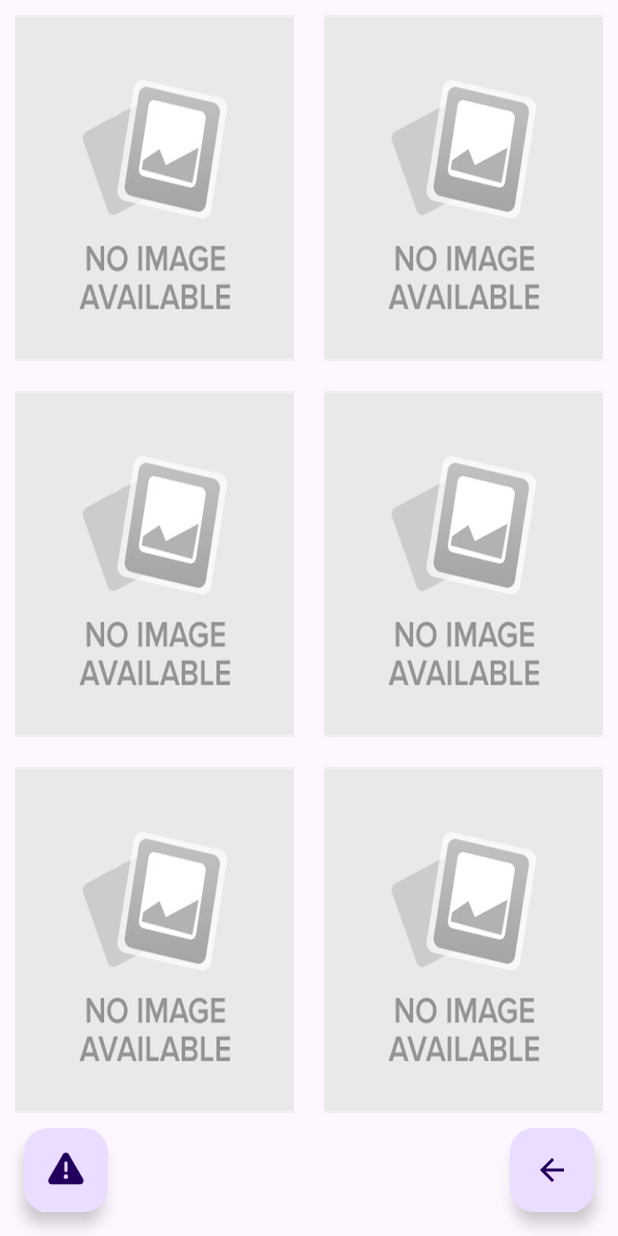
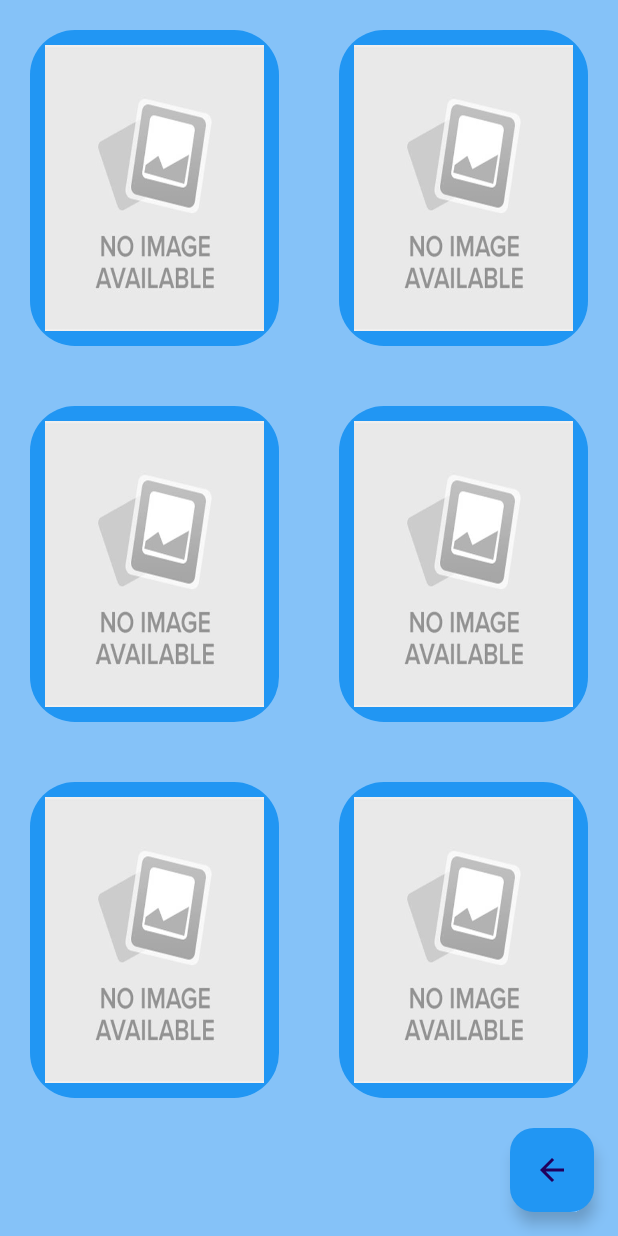
Before and after one commit to juanfranciscocis/Nasa_Web_Scrapping_Android_App, an Android app: the screen it shows after launch (MainActivity), on a phone screen of 412 x 824 dp. Run offline under Robolectric (Android 15) with nearby library versions, the phone set to English and light mode, and no system bars.

Commit message:
SOLO FALTA RANDOM

```diff
--- /dev/null
+++ b/app/src/main/res/drawable/rounded_corners.xml
@@ -0,0 +1,5 @@
+<shape xmlns:android="http://schemas.android.com/apk/res/android"
+    android:shape="rectangle">
+    <corners android:radius="30dp" />
+    <solid android:color="@color/colorPrimary" />
+</shape>
--- a/app/src/main/res/layout/activity_main.xml
+++ b/app/src/main/res/layout/activity_main.xml
@@ -2,6 +2,7 @@
     xmlns:tools="http://schemas.android.com/tools"
     android:layout_width="match_parent"
     android:layout_height="match_parent"
+    android:background="@color/colorSecondary"
     xmlns:app="http://schemas.android.com/apk/res-auto">
 
     <GridLayout
@@ -25,8 +26,11 @@
             android:layout_rowWeight="1"
             android:layout_columnWeight="1"
             android:padding="10dp"
+            android:layout_margin="20dp"
             android:scaleType="fitXY"
-            android:src="@drawable/ic_launcher_background" />
+            android:background="@drawable/rounded_corners"
+            android:src="@drawable/ic_launcher_background"
+            />
 
         <ImageView
             android:id="@+id/imageView2"
@@ -35,7 +39,9 @@
             android:layout_rowWeight="1"
             android:layout_columnWeight="1"
             android:padding="10dp"
+            android:layout_margin="20dp"
             android:scaleType="fitXY"
+            android:background="@drawable/rounded_corners"
             android:src="@drawable/ic_launcher_background" />
 
         <ImageView
@@ -45,7 +51,9 @@
             android:layout_rowWeight="1"
             android:layout_columnWeight="1"
             android:padding="10dp"
+            android:layout_margin="20dp"
             android:scaleType="fitXY"
+            android:background="@drawable/rounded_corners"
             android:src="@drawable/ic_launcher_background" />
 
         <ImageView
@@ -55,7 +63,9 @@
             android:layout_rowWeight="1"
             android:layout_columnWeight="1"
             android:padding="10dp"
+            android:layout_margin="20dp"
             android:scaleType="fitXY"
+            android:background="@drawable/rounded_corners"
             android:src="@drawable/ic_launcher_background" />
 
         <ImageView
@@ -65,7 +75,9 @@
             android:layout_rowWeight="1"
             android:layout_columnWeight="1"
             android:padding="10dp"
+            android:layout_margin="20dp"
             android:scaleType="fitXY"
+            android:background="@drawable/rounded_corners"
             android:src="@drawable/ic_launcher_background" />
 
         <ImageView
@@ -75,8 +87,11 @@
             android:layout_rowWeight="1"
             android:layout_columnWeight="1"
             android:padding="10dp"
+            android:layout_margin="20dp"
             android:scaleType="fitXY"
-            android:src="@drawable/ic_launcher_background" />
+            android:background="@drawable/rounded_corners"
+            android:src="@drawable/ic_launcher_background"
+            />
 
     </GridLayout>
 
@@ -87,17 +102,9 @@
         android:layout_margin="16dp"
         android:src="?attr/homeAsUpIndicator"
         app:layout_constraintBottom_toBottomOf="parent"
+        android:backgroundTint="@color/colorPrimary"
         app:layout_constraintEnd_toEndOf="parent" />
 
-    <com.google.android.material.floatingactionbutton.FloatingActionButton
-        android:id="@+id/debug"
-        android:layout_width="wrap_content"
-        android:layout_height="wrap_content"
-        android:layout_margin="16dp"
-        android:layout_marginStart="16dp"
-        android:layout_marginBottom="16dp"
-        android:src="@android:drawable/ic_dialog_alert"
-        app:layout_constraintBottom_toBottomOf="parent"
-        app:layout_constraintStart_toStartOf="parent" />
+
 
 </androidx.constraintlayout.widget.ConstraintLayout>
--- a/app/src/main/res/layout/activity_main2.xml
+++ b/app/src/main/res/layout/activity_main2.xml
@@ -4,6 +4,7 @@
     xmlns:tools="http://schemas.android.com/tools"
     android:layout_width="match_parent"
     android:layout_height="match_parent"
+    android:background="@color/colorSecondary"
     tools:context=".MainActivity2">
 
     <ListView
@@ -24,6 +25,7 @@
         android:layout_height="wrap_content"
         android:layout_marginEnd="10dp"
         android:layout_marginBottom="10dp"
+        android:backgroundTint="@color/colorPrimary"
         android:clickable="true"
         app:layout_constraintBottom_toBottomOf="parent"
         app:layout_constraintEnd_toEndOf="parent"
--- a/app/src/main/res/values/colors.xml
+++ b/app/src/main/res/values/colors.xml
@@ -2,4 +2,10 @@
 <resources>
     <color name="black">#FF000000</color>
     <color name="white">#FFFFFFFF</color>
+
+    <color name="colorPrimary">#2196F3</color>
+    <color name="colorSecondary">#8A2196F3</color>
+
+
+
 </resources>
```
Also changed, not shown: app/src/main/java/com/example/nasa_web_scrapping_android_app/MainActivity.java (+31 -44 lines), app/src/main/java/com/example/nasa_web_scrapping_android_app/WebScrapperImageSet.java (+30 -0 lines), app/src/main/res/layout/item.xml (+14 -12 lines).
